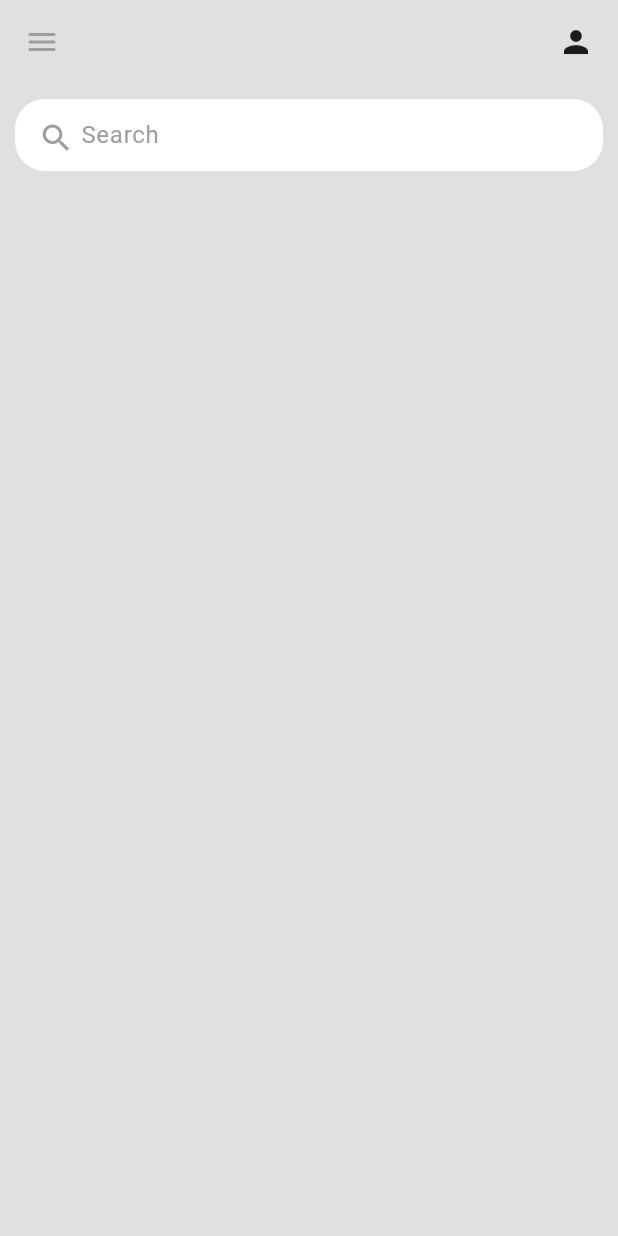
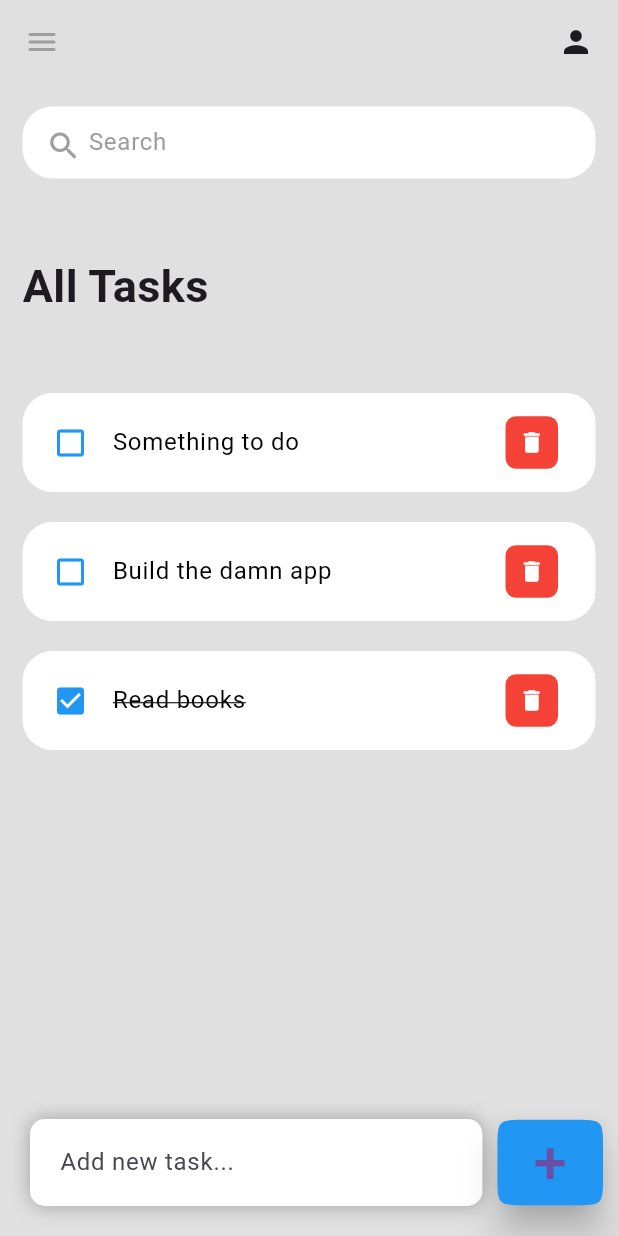
Before and after one commit to Clothless/ToDo-List, a Flutter app: the screen it shows after launch, on a phone screen of 412 x 824 dp. Run offline on Flutter 3.47's test engine with Material 3 defaults, Android fonts, the phone set to English and light mode, and no system bars.

Commit message:
Home UI done

```diff
--- a/lib/constants/colors.dart
+++ b/lib/constants/colors.dart
@@ -4,3 +4,5 @@ final bgColor = Colors.grey.shade300;
 final grey = Colors.grey;
 final white = Colors.white;
 final black = Colors.black;
+final red = Colors.red;
+final blue = Colors.blue;
--- /dev/null
+++ b/lib/models/todo.dart
@@ -0,0 +1,21 @@
+class ToDo {
+  int? id;
+  String?todoText;
+  bool isDone;
+
+  ToDo({
+    required this.id,
+    required this.todoText,
+    this.isDone = false,
+  });
+
+  static List<ToDo> todoList(){
+    return [
+      ToDo(id: 1, todoText: "Something to do"),
+      ToDo(id: 2, todoText: "Build the damn app"),
+      ToDo(id: 3, todoText: "Read books", isDone: true),
+    ];
+  }
+
+
+}
--- a/lib/screens/home.dart
+++ b/lib/screens/home.dart
@@ -1,5 +1,7 @@
 import 'package:flutter/material.dart';
 import 'package:todo_list/constants/colors.dart';
+import 'package:todo_list/models/todo.dart';
+import 'package:todo_list/widgets/todo_item.dart';
 
 class HomeScreen extends StatefulWidget {
   const HomeScreen({super.key});
@@ -7,6 +9,8 @@ class HomeScreen extends StatefulWidget {
   @override
   State<HomeScreen> createState() => _HomeScreenState();
 }
+
+final todoList = ToDo.todoList();
 
 class _HomeScreenState extends State<HomeScreen> {
   @override
@@ -26,14 +30,82 @@ class _HomeScreenState extends State<HomeScreen> {
           ],
         ),
       ),
-      body: Container(
-        padding: EdgeInsets.all(10),
+      body: Stack(
+        children: [
+          Container(
+            padding: const EdgeInsets.symmetric(horizontal: 15, vertical: 15),
             decoration: BoxDecoration(color: bgColor),
-        child: const Column(
+            child: Column(
               children: [
-            SearchBox()
+                const SearchBox(),
+                Expanded(
+                  child: ListView(
+                    children: [
+                      Container(
+                        margin: const EdgeInsets.only(top: 50, bottom: 50),
+                        child: const Text(
+                          "All Tasks",
+                          style: TextStyle(
+                            fontSize: 30,
+                            fontWeight: FontWeight.bold,
+                          ),
+                        ),
+                      ),
+                      for (ToDo item in todoList)
+                        ToDoItem(
+                          todo: item,
+                        )
                     ],
                   ),
+                ),
+              ],
+            ),
+          ),
+          Align(
+            alignment: Alignment.bottomCenter,
+            child: Row(
+              children: [
+                Expanded(
+                  child: Container(
+                    margin: const EdgeInsets.only(bottom: 20, right: 10, left: 20),
+                    padding: const EdgeInsets.symmetric(horizontal: 20, vertical: 5),
+                    decoration: BoxDecoration(
+                        color: white,
+                        boxShadow: [
+                          BoxShadow(
+                            color: grey,
+                            offset: const Offset(0.0, 0.0),
+                            blurRadius: 10.0,
+                            spreadRadius: 0.0,
+                            ),
+                          ],
+                          borderRadius: BorderRadius.circular(10),
+                    ),
+                    child: const TextField(
+                      decoration: InputDecoration(
+                        hintText: "Add new task...",
+                        border: InputBorder.none
+                      ),
+                    ),
+                  ),
+                ),
+                Container(
+                  margin: const EdgeInsets.only(bottom: 20, right: 10),
+                  child: ElevatedButton(
+                    onPressed: (){},
+                    style: ElevatedButton.styleFrom(
+                      backgroundColor: blue,
+                      shape: ContinuousRectangleBorder(borderRadius: BorderRadius.circular(20)),
+                      minimumSize: const Size(40, 40),
+                      elevation: 10,
+                    ),
+                    child: const Text("+", style: TextStyle(fontSize: 40),),
+                  ),
+                )
+              ],
+            ),
+          )
+        ],
       ),
     );
   }
@@ -47,21 +119,20 @@ class SearchBox extends StatelessWidget {
   @override
   Widget build(BuildContext context) {
     return Container(
-      padding: EdgeInsets.symmetric(horizontal: 15),
-      decoration: BoxDecoration(
-          color: white, borderRadius: BorderRadius.circular(20)),
+      padding: const EdgeInsets.symmetric(horizontal: 15),
+      decoration:
+          BoxDecoration(color: white, borderRadius: BorderRadius.circular(20)),
       child: TextField(
         decoration: InputDecoration(
             contentPadding: const EdgeInsets.all(0),
-          prefixIcon: Icon(Icons.search, color: grey,),
-          prefixIconConstraints: BoxConstraints(
-            maxHeight: 20,
-            minWidth: 25
+            prefixIcon: Icon(
+              Icons.search,
+              color: grey,
             ),
+            prefixIconConstraints: const BoxConstraints(maxHeight: 20, minWidth: 25),
             border: InputBorder.none,
             hintText: "Search",
-          hintStyle: TextStyle(color: grey)
-        ),
+            hintStyle: TextStyle(color: grey)),
       ),
     );
   }
--- /dev/null
+++ b/lib/widgets/todo_item.dart
@@ -0,0 +1,50 @@
+import 'package:flutter/material.dart';
+import 'package:todo_list/constants/colors.dart';
+import 'package:todo_list/models/todo.dart';
+
+class ToDoItem extends StatelessWidget {
+  final ToDo todo;
+  const ToDoItem({super.key, required this.todo});
+
+  @override
+  Widget build(BuildContext context) {
+    return Container(
+      margin: const EdgeInsets.only(bottom: 20),
+      decoration: BoxDecoration(
+        borderRadius: BorderRadius.circular(20),
+        color: white
+      ),
+      child: ListTile(
+        onTap: () {
+          print("It's working");
+        },
+        leading: Icon(todo.isDone? Icons.check_box : Icons.check_box_outline_blank, color: blue,),
+        title: Text(
+          todo.todoText!,
+          style: TextStyle(
+              fontSize: 16,
+              color: black,
+              decoration: todo.isDone? TextDecoration.lineThrough : null,
+              ),
+        ),
+        contentPadding: const EdgeInsets.symmetric(horizontal: 20, vertical: 5),
+        trailing: Container(
+          padding: const EdgeInsets.all(0),
+          margin: const EdgeInsets.all(5),
+          height: 35,
+          width: 35,
+          decoration:
+              BoxDecoration(color: red, borderRadius: BorderRadius.circular(7)),
+          child: IconButton(
+            onPressed: () {
+              print("it's also working");
+            },
+            icon: const Icon(Icons.delete),
+            iconSize: 18,
+            color: white,
+          ),
+        ),
+      ),
+    );
+  }
+}
```
Lines whose indentation alone changed are shown as unchanged.
